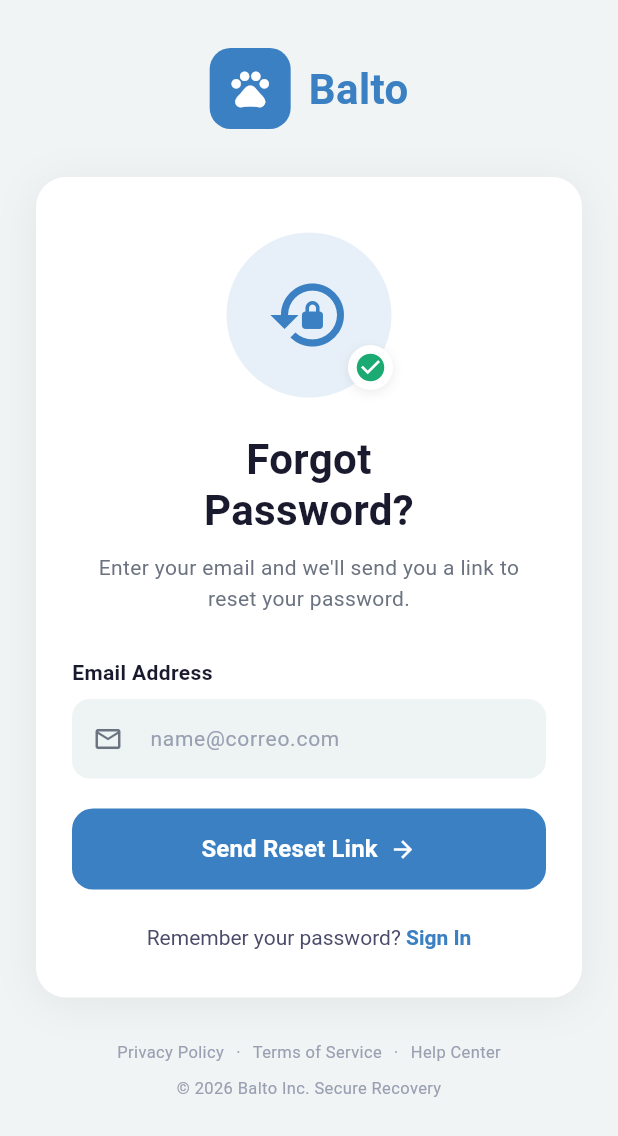
After one commit to integrador-riwi/mobile-pets, a Flutter app: the screen it shows after launch, after a tap on "Forgot Password?", on a phone screen of 412 x 824 dp. The commit adds this screen. Shown: the top 1136 px of the screen. Run offline on Flutter 3.47's test engine with Material 3 defaults, Android fonts, the phone set to English and light mode, and no system bars; our stand-ins replace flutter_svg.

Commit message:
feat(auth): login-register and recovery screens

```diff
--- a/lib/main.dart
+++ b/lib/main.dart
@@ -1,4 +1,5 @@
 import 'package:flutter/material.dart';
+import 'presentation/screens/auth/login_screen.dart';
 import 'presentation/widgets/bottom_nav/balto_bottom_nav_bar.dart';
 
 void main() {
@@ -14,10 +15,10 @@ class BaltoApp extends StatelessWidget {
       title: 'Balto',
       debugShowCheckedModeBanner: false,
       theme: ThemeData(
-        colorScheme: ColorScheme.fromSeed(seedColor: const Color(0xFF607F7F)),
+        colorScheme: ColorScheme.fromSeed(seedColor: const Color(0xFF3A80C2)),
         useMaterial3: true,
       ),
-      home: const MainShell(),
+      home: const LoginScreen(),
     );
   }
 }
--- /dev/null
+++ b/lib/presentation/screens/auth/forgot_password_screen.dart
@@ -0,0 +1,312 @@
+import 'package:flutter/material.dart';
+import 'check_email_screen.dart';
+
+class ForgotPasswordScreen extends StatefulWidget {
+  const ForgotPasswordScreen({super.key});
+
+  @override
+  State<ForgotPasswordScreen> createState() => _ForgotPasswordScreenState();
+}
+
+class _ForgotPasswordScreenState extends State<ForgotPasswordScreen> {
+  final TextEditingController _emailController = TextEditingController();
+
+  static const Color _primary = Color(0xFF3A80C2);
+  static const Color _bg = Color(0xFFF0F4F4);
+  static const Color _inputFill = Color(0xFFEEF3F3);
+  static const Color _textDark = Color(0xFF1A1A2E);
+  static const Color _textMuted = Color(0xFF6B7280);
+  static const Color _textLight = Color(0xFF9AA0B2);
+  static const Color _success = Color(0xFF1BAA71);
+
+  @override
+  void dispose() {
+    _emailController.dispose();
+    super.dispose();
+  }
+
+  void _sendResetLink() {
+    final email = _emailController.text.trim();
+    if (email.isEmpty) return;
+    Navigator.of(context).push(
+      MaterialPageRoute(builder: (_) => CheckEmailScreen(email: email)),
+    );
+  }
+
+  @override
+  Widget build(BuildContext context) {
+    return Scaffold(
+      backgroundColor: _bg,
+      body: SafeArea(
+        child: SingleChildScrollView(
+          padding: const EdgeInsets.symmetric(horizontal: 24, vertical: 32),
+          child: Column(
+            children: [
+              _buildLogo(),
+              const SizedBox(height: 32),
+              _buildCard(),
+              const SizedBox(height: 28),
+              _buildFooter(),
+              const SizedBox(height: 16),
+            ],
+          ),
+        ),
+      ),
+    );
+  }
+
+  Widget _buildLogo() {
+    return Row(
+      mainAxisAlignment: MainAxisAlignment.center,
+      children: [
+        Container(
+          width: 54,
+          height: 54,
+          decoration: BoxDecoration(
+            color: _primary,
+            borderRadius: BorderRadius.circular(14),
+          ),
+          child: const Icon(Icons.pets, color: Colors.white, size: 30),
+        ),
+        const SizedBox(width: 12),
+        const Text(
+          'Balto',
+          style: TextStyle(
+            fontSize: 28,
+            fontWeight: FontWeight.bold,
+            color: _primary,
+          ),
+        ),
+      ],
+    );
+  }
+
+  Widget _buildCard() {
+    return Container(
+      padding: const EdgeInsets.symmetric(horizontal: 24, vertical: 32),
+      decoration: BoxDecoration(
+        color: Colors.white,
+        borderRadius: BorderRadius.circular(20),
+        boxShadow: [
+          BoxShadow(
+            color: Colors.black.withOpacity(0.06),
+            blurRadius: 24,
+            offset: const Offset(0, 4),
+          ),
+        ],
+      ),
+      child: Column(
+        crossAxisAlignment: CrossAxisAlignment.start,
+        children: [
+          Center(child: _heroIcon()),
+          const SizedBox(height: 20),
+          const Center(
+            child: Text(
+              'Forgot\nPassword?',
+              textAlign: TextAlign.center,
+              style: TextStyle(
+                fontSize: 28,
+                fontWeight: FontWeight.bold,
+                color: _textDark,
+                height: 1.2,
+              ),
+            ),
+          ),
+          const SizedBox(height: 10),
+          const Center(
+            child: Text(
+              "Enter your email and we'll send you a link to reset your password.",
+              textAlign: TextAlign.center,
+              style: TextStyle(fontSize: 14, color: _textMuted, height: 1.5),
+            ),
+          ),
+          const SizedBox(height: 28),
+          _fieldLabel('Email Address'),
+          const SizedBox(height: 8),
+          _emailField(),
+          const SizedBox(height: 20),
+          _sendButton(),
+          const SizedBox(height: 24),
+          _backToSignInRow(),
+        ],
+      ),
+    );
+  }
+
+  Widget _heroIcon() {
+    return SizedBox(
+      width: 120,
+      height: 120,
+      child: Stack(
+        children: [
+          Center(
+            child: Container(
+              width: 110,
+              height: 110,
+              decoration: BoxDecoration(
+                color: _primary.withOpacity(0.12),
+                shape: BoxShape.circle,
+              ),
+              child: const Icon(
+                Icons.lock_reset,
+                color: _primary,
+                size: 56,
+              ),
+            ),
+          ),
+          Positioned(
+            right: 4,
+            bottom: 10,
+            child: Container(
+              width: 30,
+              height: 30,
+              decoration: BoxDecoration(
+                color: Colors.white,
+                shape: BoxShape.circle,
+                boxShadow: [
+                  BoxShadow(
+                    color: Colors.black.withOpacity(0.08),
+                    blurRadius: 6,
+                    offset: const Offset(0, 2),
+                  ),
+                ],
+              ),
+              child: const Icon(
+                Icons.check_circle,
+                color: _success,
+                size: 22,
+              ),
+            ),
+          ),
+        ],
+      ),
+    );
+  }
+
+  Widget _fieldLabel(String text) {
+    return Text(
+      text,
+      style: const TextStyle(
+        fontSize: 14,
+        fontWeight: FontWeight.w600,
+        color: _textDark,
+      ),
+    );
+  }
+
+  Widget _emailField() {
+    return TextField(
+      controller: _emailController,
+      keyboardType: TextInputType.emailAddress,
+      style: const TextStyle(fontSize: 14, color: _textDark),
+      decoration: InputDecoration(
+        hintText: 'name@correo.com',
+        hintStyle: const TextStyle(color: _textLight, fontSize: 14),
+        prefixIcon: const Icon(Icons.mail_outline, color: _textMuted, size: 20),
+        filled: true,
+        fillColor: _inputFill,
+        border: OutlineInputBorder(
+          borderRadius: BorderRadius.circular(12),
+          borderSide: BorderSide.none,
+        ),
+        contentPadding: const EdgeInsets.symmetric(vertical: 16),
+      ),
+    );
+  }
+
+  Widget _sendButton() {
+    return SizedBox(
+      width: double.infinity,
+      height: 54,
+      child: ElevatedButton(
+        onPressed: _sendResetLink,
+        style: ElevatedButton.styleFrom(
+          backgroundColor: _primary,
+          foregroundColor: Colors.white,
+          shape: RoundedRectangleBorder(
+            borderRadius: BorderRadius.circular(14),
+          ),
+          elevation: 0,
+        ),
+        child: const Row(
+          mainAxisAlignment: MainAxisAlignment.center,
+          children: [
+            Text(
+              'Send Reset Link',
+              style: TextStyle(
+                fontSize: 16,
+                fontWeight: FontWeight.w600,
+                color: Colors.white,
+              ),
+            ),
+            SizedBox(width: 8),
+            Icon(Icons.arrow_forward, color: Colors.white, size: 18),
+          ],
+        ),
+      ),
+    );
+  }
+
+  Widget _backToSignInRow() {
+    return Center(
+      child: GestureDetector(
+        onTap: () => Navigator.of(context).pop(),
+        child: RichText(
+          text: const TextSpan(
+            text: 'Remember your password? ',
+            style: TextStyle(fontSize: 14, color: Color(0xFF4A4A6A)),
+            children: [
+              TextSpan(
+                text: 'Sign In',
+                style: TextStyle(
+                  color: _primary,
+                  fontWeight: FontWeight.w600,
+                  fontSize: 14,
+                ),
+              ),
+            ],
+          ),
+        ),
+      ),
+    );
+  }
+
+  Widget _buildFooter() {
+    return Column(
+      children: [
+        Row(
+          mainAxisAlignment: MainAxisAlignment.center,
+          children: [
+            _footerLink('Privacy Policy'),
+            _footerSeparator(),
+            _footerLink('Terms of Service'),
+            _footerSeparator(),
+            _footerLink('Help Center'),
+          ],
+        ),
+        const SizedBox(height: 8),
+        const Text(
+          '© 2026 Balto Inc. Secure Recovery',
+          style: TextStyle(fontSize: 11, color: _textLight),
+        ),
+      ],
+    );
+  }
+
+  Widget _footerSeparator() {
+    return const Padding(
+      padding: EdgeInsets.symmetric(horizontal: 8),
+      child: Text('·', style: TextStyle(color: _textLight, fontSize: 11)),
+    );
+  }
+
+  Widget _footerLink(String text) {
+    return GestureDetector(
+      onTap: () {},
+      child: Text(
+        text,
+        style: const TextStyle(fontSize: 11, color: _textLight),
+      ),
+    );
+  }
+}
--- a/lib/presentation/screens/auth/login_screen.dart
+++ b/lib/presentation/screens/auth/login_screen.dart
@@ -1,4 +1,5 @@
 import 'package:flutter/material.dart';
+import 'package:flutter_svg/flutter_svg.dart';
 import 'forgot_password_screen.dart';
 import 'register_screen.dart';
 
@@ -305,7 +306,16 @@ class _LoginScreenState extends State<LoginScreen> {
   Widget _socialRow() {
     return Row(
       children: [
-        Expanded(child: _SocialButton(label: 'Google', icon: _GoogleIcon())),
+        Expanded(
+          child: _SocialButton(
+            label: 'Google',
+            icon: SvgPicture.asset(
+              'assets/icons/google.svg',
+              width: 20,
+              height: 20,
+            ),
+          ),
+        ),
         const SizedBox(width: 16),
         Expanded(
           child: _SocialButton(
@@ -358,7 +368,7 @@ class _LoginScreenState extends State<LoginScreen> {
         ),
         const SizedBox(height: 8),
         const Text(
-          '© 2024 Balto Inc. Secure Login',
+          '© 2026 Balto Inc. Secure Login',
           style: TextStyle(fontSize: 11, color: _textLight),
         ),
       ],
@@ -419,26 +429,3 @@ class _SocialButton extends StatelessWidget {
     );
   }
 }
-
-class _GoogleIcon extends StatelessWidget {
-  const _GoogleIcon();
-
-  @override
-  Widget build(BuildContext context) {
-    return Container(
-      width: 20,
-      height: 20,
-      decoration: const BoxDecoration(shape: BoxShape.circle),
-      child: const Text(
-        'G',
-        textAlign: TextAlign.center,
-        style: TextStyle(
-          fontSize: 15,
-          fontWeight: FontWeight.bold,
-          color: Color(0xFF4285F4),
-          height: 1.3,
-        ),
-      ),
-    );
-  }
-}
--- a/pubspec.yaml
+++ b/pubspec.yaml
@@ -42,6 +42,7 @@ dependencies:
   equatable: ^2.0.8
   signalr_netcore: ^1.4.4
   json_serializable: ^6.14.0
+  flutter_svg: ^2.0.10+1
 
 dev_dependencies:
   flutter_test:
@@ -65,6 +66,9 @@ flutter:
   # included with your application, so that you can use the icons in
   # the material Icons class.
   uses-material-design: true
+
+  assets:
+    - assets/icons/
 
   # To add assets to your application, add an assets section, like this:
   # assets:
```
Also changed, not shown: lib/presentation/screens/auth/check_email_screen.dart (added, +299 -0 lines), lib/presentation/screens/auth/register_screen.dart (+13 -26 lines), assets/icons/google.svg (added), pubspec.lock, 1 other file.
